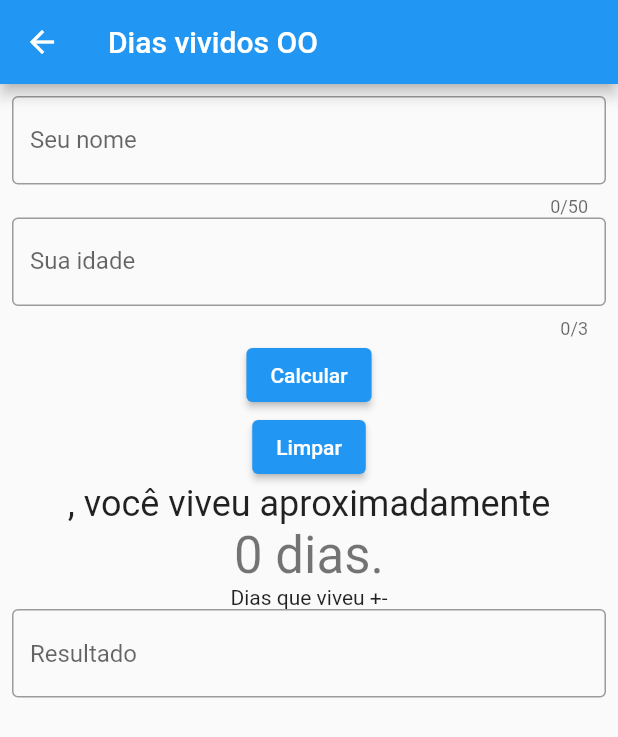
After one commit to EduardaCansi/flutter, a Flutter app: the screen it shows after launch, in the side drawer, after a tap on "Dias Vividos OO", on a phone screen of 412 x 824 dp. The commit adds this screen. Shown: the top 737 px of the screen. Run offline on Flutter 3.47's test engine with Material 2 defaults, Android fonts, the phone set to English and light mode, and no system bars; our stand-ins replace getwidget.

Commit message:
Projetos OO

```diff
--- a/app_aula/lib/main.dart
+++ b/app_aula/lib/main.dart
@@ -1,5 +1,8 @@
 import 'package:app_aula/telas/contador.dart';
+import 'package:app_aula/telas/dias_vividos_oo.dart';
+import 'package:app_aula/telas/exemplo_listview.dart';
 import 'package:app_aula/telas/home.dart';
+import 'package:app_aula/telas/imc_oo.dart';
 import 'package:app_aula/telas/sobre.dart';
 import 'package:app_aula/telas/matricula.dart';
 import 'package:app_aula/telas/dias_vividos.dart';
@@ -28,6 +31,11 @@ class MyApp extends StatelessWidget {
         '/matricula': (context) => const MatriculaPage(),
         '/diasVividos': (context) =>
             const DiasVividosPage(title: "Dias Vividos"),
+        '/diasVividosOo': (context) =>
+            const DiasVividosOoPage(title: 'Dias vividos OO'),
+        '/exemploListView': (context) =>
+            const ExemploListPage(title: 'Exemplo ListView'),
+        '/imcOo': (context) => const ImcOoPage(title: 'Imc Oo'),
       },
     );
   }
--- /dev/null
+++ b/app_aula/lib/model/DiasVividos.dart
@@ -0,0 +1,38 @@
+class DiasVividos {
+  //atributos privados
+  late String _nome = '';
+  late int _idade = 0;
+
+  //Construtores
+  DiasVividos();
+  DiasVividos.iniAll(this._nome, this._idade);
+  DiasVividos.iniNome(this._nome) {
+    this._idade = 0;
+  }
+
+  //Metodos
+  int getDiasVividos() {
+    return _idade * 356;
+  }
+
+  String getResultado() {
+    return '$_nome viveu +- ${this.getDiasVividos().toString()} dias.';
+  }
+
+  // getters and setters
+  String get nome {
+    return _nome;
+  }
+
+  set nome(String nome) {
+    _nome = nome;
+  }
+
+  int get idade {
+    return _idade;
+  }
+
+  set idade(int idade) {
+    _idade = idade;
+  }
+}
--- /dev/null
+++ b/app_aula/lib/model/Imc.dart
@@ -0,0 +1,53 @@
+class Imc {
+  //atributos privados
+  late String _nome = '';
+  late int _peso = 0;
+  late int _altura = 0;
+  late double _imc = 0;
+
+  //Construtores
+  Imc();
+  Imc.iniAll(this._nome, this._altura, this._peso, this._imc);
+
+  //Metodos
+  double getImc() {
+    return _imc = (_altura * _altura) / _peso;
+  }
+
+  String getResultado() {
+    return 'IMC = ${getImc().toString()}';
+  }
+
+  // getters and setters
+  String get nome {
+    return _nome;
+  }
+
+  set nome(String nome) {
+    _nome = nome;
+  }
+
+  int get peso {
+    return _peso;
+  }
+
+  set peso(int peso) {
+    _peso = peso;
+  }
+
+  int get altura {
+    return _altura;
+  }
+
+  set altura(int altura) {
+    _altura = altura;
+  }
+
+  double get imc {
+    return _imc;
+  }
+
+  set imc(double imc) {
+    _imc = imc;
+  }
+}
--- /dev/null
+++ b/app_aula/lib/telas/dias_vividos_oo.dart
@@ -0,0 +1,150 @@
+import 'package:app_aula/model/DiasVividos.dart';
+import 'package:app_aula/util/dialogos.dart';
+import 'package:flutter/material.dart';
+import 'package:getwidget/getwidget.dart';
+
+class DiasVividosOoPage extends StatefulWidget {
+  const DiasVividosOoPage({super.key, required this.title});
+  final String title;
+  @override
+  State<DiasVividosOoPage> createState() => _DiasVividosOoPageState();
+}
+
+class _DiasVividosOoPageState extends State<DiasVividosOoPage> {
+  DiasVividos obj = DiasVividos();
+  final List<DiasVividos> entries = <DiasVividos>[];
+  final List<int> colorCodes = <int>[600, 100];
+
+  void _calcular() {
+    Dialogos.showAlertDialog(context, 'Calculou dias para ${obj.nome}');
+    setState(() {
+      entries.add(DiasVividos.iniAll(obj.nome, obj.idade));
+      resultadoController.text = obj.getResultado();
+    });
+  }
+
+  final _formKey = GlobalKey<FormState>();
+  final resultadoController = TextEditingController();
+
+  void _limpar() {
+    setState(() {
+      entries.clear();
+    });
+    GFToast.showToast(
+      'Limpou os dados.',
+      context,
+    );
+  }
+
+  @override
+  Widget build(BuildContext context) {
+    return Scaffold(
+      appBar: AppBar(
+        title: Text(widget.title),
+      ),
+      body: Form(
+        key: _formKey,
+        child: Padding(
+          padding: const EdgeInsets.all(8.0),
+          child: Column(
+            children: <Widget>[
+              // Adicionar aqui as widgets para o form
+              TextFormField(
+                keyboardType: TextInputType.name,
+                maxLength: 50,
+                decoration: const InputDecoration(
+                    border: OutlineInputBorder(), labelText: 'Seu nome'),
+                validator: (value) {
+                  if (value == null || value.isEmpty) {
+                    return 'Informe algo no nome';
+                  }
+                  obj.nome = value;
+                  return null;
+                },
+              ),
+              TextFormField(
+                keyboardType: TextInputType.number,
+                maxLength: 3,
+                decoration: const InputDecoration(
+                    border: OutlineInputBorder(), labelText: 'Sua idade'),
+                validator: (value) {
+                  if (value == null || value.isEmpty) {
+                    return 'Informe sua idade';
+                  }
+                  if (double.tryParse(value) == null) {
+                    return 'Informe número na idade';
+                  }
+                  obj.idade = int.tryParse(value)!;
+                  return null;
+                },
+              ),
+              ElevatedButton(
+                onPressed: () {
+                  // Validate returns true if the form is valid, or false otherwise.
+                  if (_formKey.currentState!.validate()) {
+                    // If the form is valid, display a snackbar. In the real world,
+                    // you'd often call a server or save the information in a database.
+                    _calcular();
+                    ScaffoldMessenger.of(context).showSnackBar(
+                      const SnackBar(content: Text('Calculado com sucesso')),
+                    );
+                  }
+                },
+                child: const Text('Calcular'),
+              ),
+              ElevatedButton(
+                onPressed: () {
+                  Dialogos.showConfirmDialog(context, 'Confirma?:', _limpar);
+                },
+                child: const Text('Limpar'),
+              ),
+              Text(
+                '${obj.nome}, você viveu aproximadamente',
+                style: Theme.of(context).textTheme.headline5,
+              ),
+              Text(
+                '${obj.getDiasVividos()} dias.',
+                style: Theme.of(context).textTheme.headline4,
+              ),
+              const Text('Dias que viveu +-'),
+              TextFormField(
+                controller: resultadoController,
+                readOnly: true,
+                keyboardType: TextInputType.none,
+                decoration: const InputDecoration(
+                  border: OutlineInputBorder(),
+                  hintText: 'Resultado',
+                ),
+              ),
+
+              SizedBox(
+                height: 200,
+                width: 300,
+                child: ListView.builder(
+                    padding: const EdgeInsets.all(8),
+                    itemCount: entries.length,
+                    itemBuilder: (BuildContext context, int index) {
+                      return Container(
+                        height: 50,
+                        color: Colors.amber[colorCodes[index % 2 == 0 ? 0 : 1]],
+                        child: Center(
+                            child: Row(
+                          children: [
+                            SizedBox(
+                                width: 100,
+                                child: Text('${entries[index].nome}')),
+                            Text('${entries[index].getResultado()}'),
+                          ],
+                        )),
+                      );
+                    }),
+              ),
+            ],
+          ),
+        ),
+      ),
+
+      // This trailing comma makes auto-formatting nicer for build methods.
+    );
+  }
+}
--- a/app_aula/lib/telas/home.dart
+++ b/app_aula/lib/telas/home.dart
@@ -58,6 +58,30 @@ class HomePage extends StatelessWidget {
                 Navigator.of(context).pushNamed('/diasVividos');
               },
             ),
+            ListTile(
+              leading: const Icon(Icons.person_pin_sharp),
+              title: const Text('Dias Vividos OO'),
+              onTap: () {
+                Navigator.pop(context);
+                Navigator.of(context).pushNamed("/diasVividosOo");
+              },
+            ),
+            ListTile(
+              leading: const Icon(Icons.person_pin_sharp),
+              title: const Text('Exemplo ListView'),
+              onTap: () {
+                Navigator.pop(context);
+                Navigator.of(context).pushNamed("/exemploListView");
+              },
+            ),
+            ListTile(
+              leading: const Icon(Icons.person_pin_sharp),
+              title: const Text('Imc Oo'),
+              onTap: () {
+                Navigator.pop(context);
+                Navigator.of(context).pushNamed("/imcOo");
+              },
+            ),
           ],
         ),
       ),
--- a/app_aula/lib/telas/imc.dart
+++ b/app_aula/lib/telas/imc.dart
@@ -17,7 +17,7 @@ class _ImcPageState extends State<ImcPage> {
 
   void _calcular() {
     setState(() {
-      _imc = (_peso / _altura) * 2;
+      _imc = _peso / (_altura * _altura) ;
     });
   }
 
```
Also changed, not shown: app_aula/lib/telas/exemplo_listview.dart (added, +55 -0 lines), app_aula/lib/telas/imc_oo.dart (added, +151 -0 lines).
